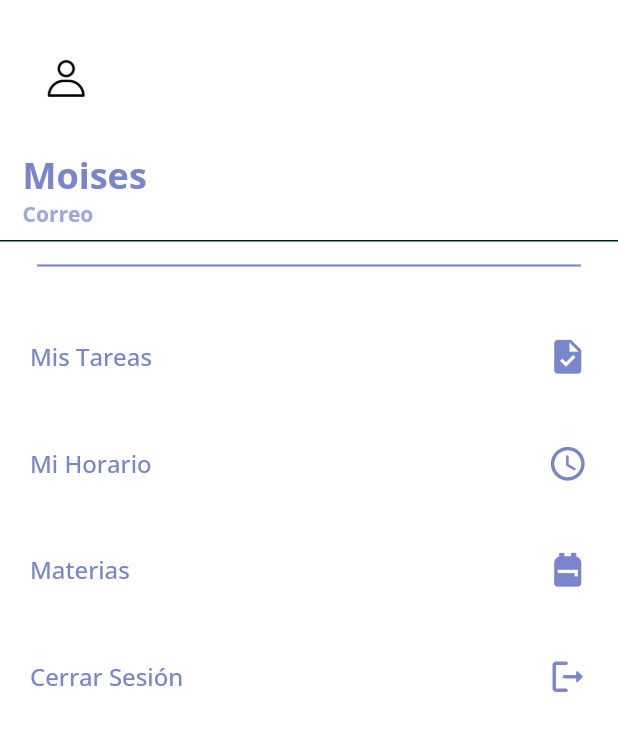
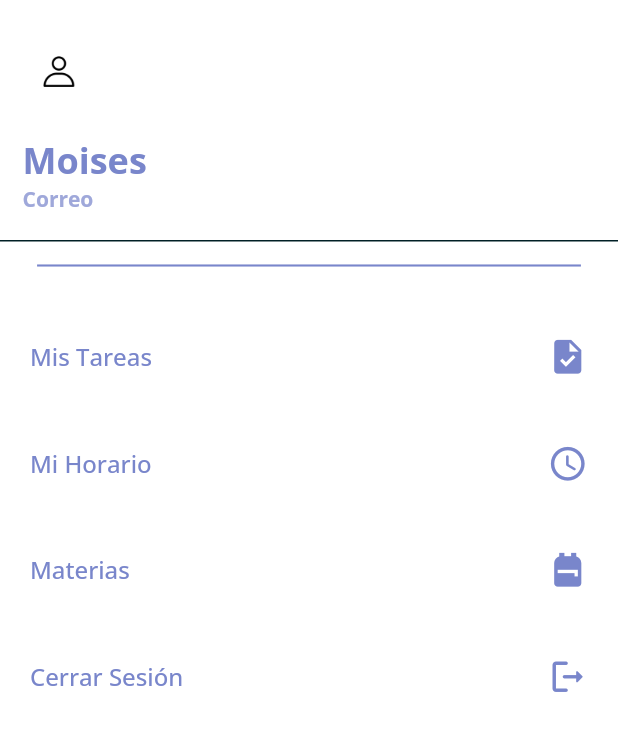
Before and after one commit to moisesmtzs/agenda_modular, a Flutter app: the MenuPage widget shown alone on an empty page, opened directly, on a phone screen of 412 x 824 dp. Shown: the top 731 px of the screen. Run offline on Flutter 3.47's test engine with Material 2 defaults, Android fonts, the light colour scheme and no system bars; our stand-ins replace avatar_glow, flutter_svg, flutter_tts, flutter_zoom_drawer, get, get_storage and 8 more; missing offline and left inert: dart:ffi, highlight_text; accounts and stored records are empty.

```diff
--- a/lib/src/screens/home/home_controller.dart
+++ b/lib/src/screens/home/home_controller.dart
@@ -26,9 +26,9 @@ class HomeController extends GetxController {
   }
 
   void goToTaskPage(BuildContext context) {
-    final page = TaskPage();
-    Navigator.push(context, MaterialPageRoute(builder: (context) => page));
-    // Get.toNamed('/task');
+    // final page = TaskPage();
+    // Navigator.push(context, MaterialPageRoute(builder: (context) => page));
+    Get.toNamed('/task');
   }
 
   void goToSchedulePage() {
--- a/lib/src/screens/home/home_page.dart
+++ b/lib/src/screens/home/home_page.dart
@@ -333,7 +333,7 @@ class MenuPage extends GetView<MyDrawerController> {
                 children: [
                   Container(
                     alignment: Alignment.topLeft,
-                    height: 60,
+                    height: 50,
                     margin: const EdgeInsets.only(top: 10),
                     child: AspectRatio(
                       aspectRatio: 1 / 1,
@@ -352,30 +352,26 @@ class MenuPage extends GetView<MyDrawerController> {
                     )
                   ),
                   const SizedBox(height: 15),
-                  Column(
-                    crossAxisAlignment: CrossAxisAlignment.start,
-                    children: [
                   Text(
                     homeController.userSession.name ?? 'Moises',
+                    maxLines: 1,
+                    overflow: TextOverflow.ellipsis,
                     style: TextStyle(
                       fontSize: 24.0,
                       color: Colors.indigo[300],
                       fontWeight: FontWeight.bold
                     ),
-                        maxLines: 1,
-                        overflow: TextOverflow.ellipsis,
                   ),
                   // const SizedBox(height: 5),
                   Text(
                     homeController.userSession.email ?? 'Correo',
+                    overflow: TextOverflow.ellipsis,
+                    maxLines: 1,
                     style: TextStyle(
                       fontSize: 14.0,
                       color: Colors.indigo[200],
-                            fontWeight: FontWeight.bold),
-                        maxLines: 1,
-                        overflow: TextOverflow.ellipsis,
+                      fontWeight: FontWeight.bold
                     ),
-                    ],
                   ),
                 ],
               )
--- a/lib/src/screens/tasks/add_task/add_task_controller.dart
+++ b/lib/src/screens/tasks/add_task/add_task_controller.dart
@@ -35,8 +35,8 @@ class AddTaskController extends GetxController {
   TasksProvider tasksProvider = TasksProvider();
   SubjectProvider subjectProvider = SubjectProvider();
 
-  TextEditingController nameController = TextEditingController();
-  TextEditingController descriptionController = TextEditingController();
+  final TextEditingController nameController = TextEditingController();
+  final TextEditingController descriptionController = TextEditingController();
 
   var value = DateTime.now().toString().obs;
   DateTime _selectedDate = DateTime.now();
--- a/pubspec.yaml
+++ b/pubspec.yaml
@@ -37,10 +37,10 @@ dependencies:
   flutter_zoom_drawer: ^3.0.3
   get: ^4.6.1
   get_storage: ^2.0.3
-  google_fonts: ^3.0.1
+  google_fonts: ^4.0.3
   google_nav_bar: ^5.0.6
   image_picker: ^0.8.5+3
-  intl: ^0.17.0
+  intl: ^0.18.0
   modal_bottom_sheet: ^2.1.0
   material_color_utilities:
   provider: ^6.0.3
```
Also changed, not shown: lib/src/screens/tasks/task_controller.dart (+5 -5 lines), pubspec.lock. Lines whose indentation alone changed are shown as unchanged.
